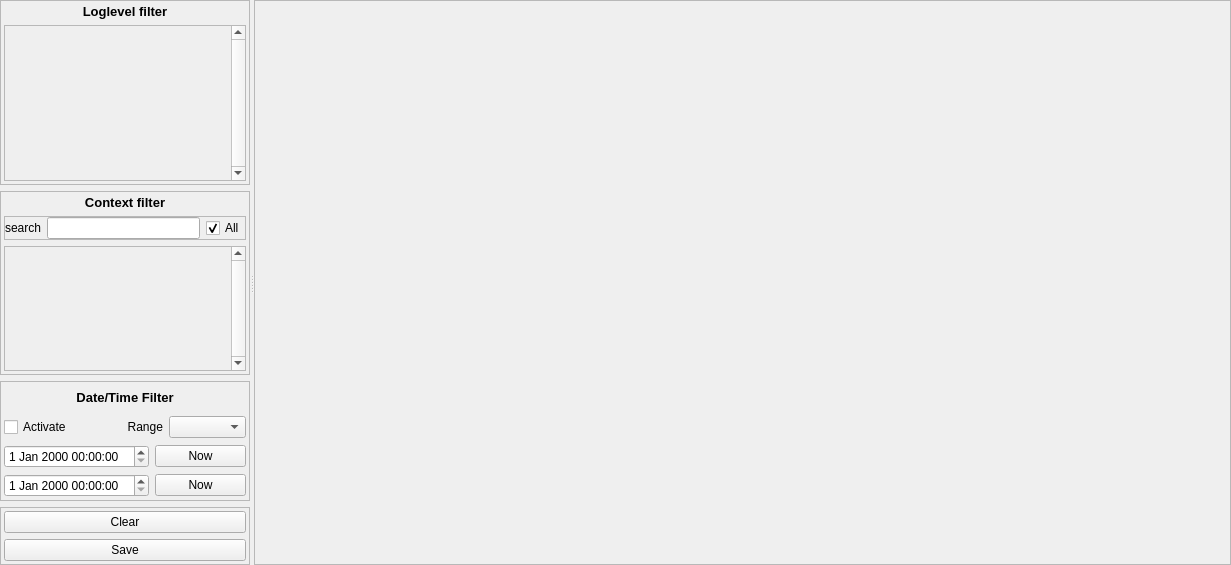
The window that core/ui/QAbstractLogWidget.ui (KROIA/Logger) describes before a commit, drawn with Qt 5.
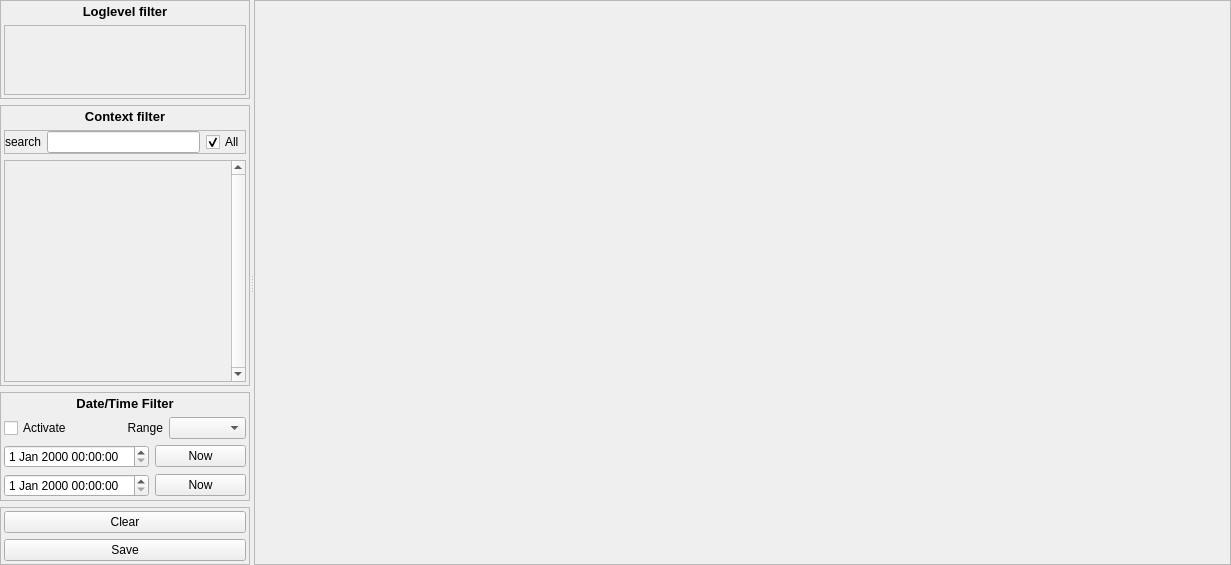
The same window after the commit. Custom widgets are drawn as their Qt base class.

Patch:
```diff
--- a/core/ui/QAbstractLogWidget.ui
+++ b/core/ui/QAbstractLogWidget.ui
@@ -83,9 +83,15 @@
          <property name="minimumSize">
           <size>
            <width>0</width>
-           <height>20</height>
+           <height>0</height>
           </size>
          </property>
+         <property name="sizePolicy">
+          <sizepolicy hsizetype="Preferred" vsizetype="Maximum">
+           <horstretch>0</horstretch>
+           <verstretch>0</verstretch>
+          </sizepolicy>
+         </property>
          <property name="frameShape">
           <enum>QFrame::Box</enum>
          </property>
@@ -131,7 +137,7 @@
           <item>
            <widget class="QScrollArea" name="logLevel_scrollArea">
             <property name="verticalScrollBarPolicy">
-             <enum>Qt::ScrollBarAlwaysOn</enum>
+             <enum>Qt::ScrollBarAlwaysOff</enum>
             </property>
             <property name="horizontalScrollBarPolicy">
              <enum>Qt::ScrollBarAlwaysOff</enum>
@@ -173,6 +179,12 @@
        </item>
        <item>
         <widget class="QFrame" name="contextFilter_frame">
+         <property name="sizePolicy">
+          <sizepolicy hsizetype="Preferred" vsizetype="Expanding">
+           <horstretch>0</horstretch>
+           <verstretch>1</verstretch>
+          </sizepolicy>
+         </property>
          <property name="frameShape">
           <enum>QFrame::Box</enum>
          </property>
@@ -317,9 +329,15 @@
          <property name="minimumSize">
           <size>
            <width>0</width>
-           <height>120</height>
+           <height>0</height>
           </size>
          </property>
+         <property name="sizePolicy">
+          <sizepolicy hsizetype="Preferred" vsizetype="Maximum">
+           <horstretch>0</horstretch>
+           <verstretch>0</verstretch>
+          </sizepolicy>
+         </property>
          <property name="frameShape">
           <enum>QFrame::Box</enum>
          </property>
```
Left out of the diff: 6 changed lines with no effect on the pictures.
